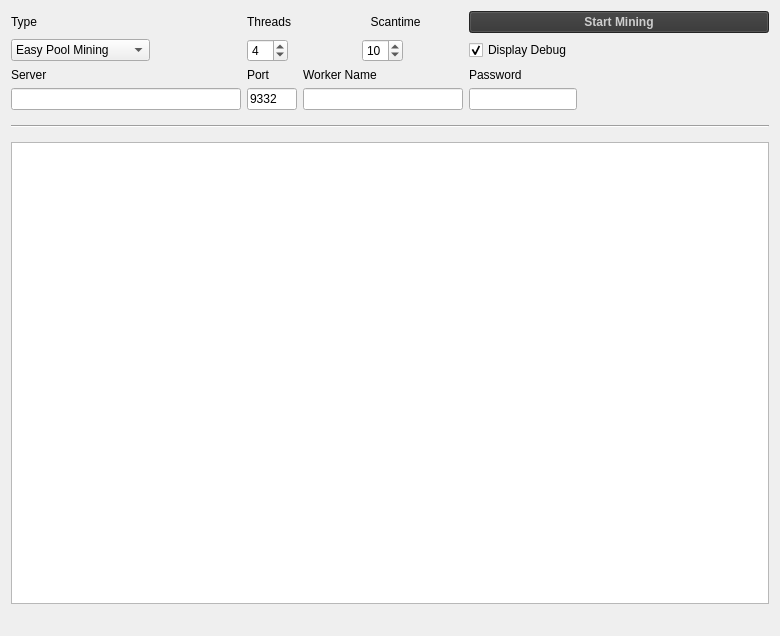
BERNiecoin/BERNcash, file src/qt/forms/miningpage.ui: the form before one commit.
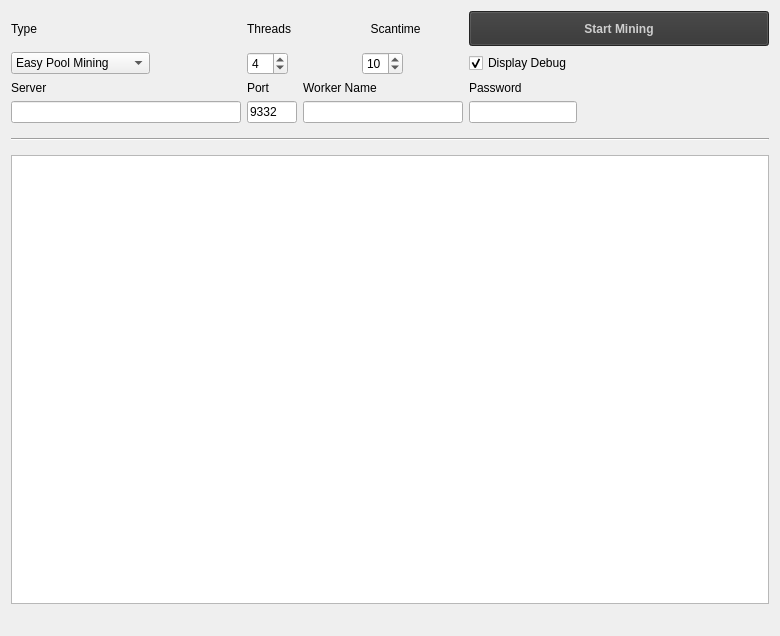
The form after the commit.

Diff of the .ui file:
```diff
--- a/src/qt/forms/miningpage.ui
+++ b/src/qt/forms/miningpage.ui
@@ -330,7 +330,7 @@
      <property name="minimumSize">
       <size>
        <width>300</width>
-       <height>0</height>
+       <height>35</height>
       </size>
      </property>
      <property name="maximumSize">
```
